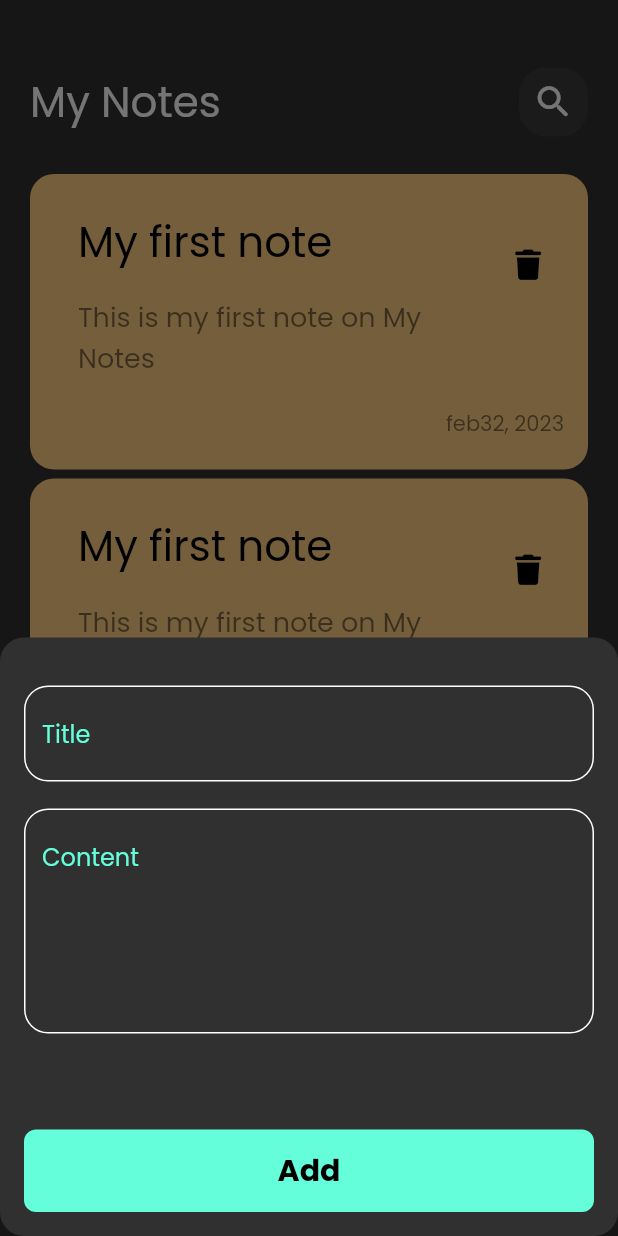
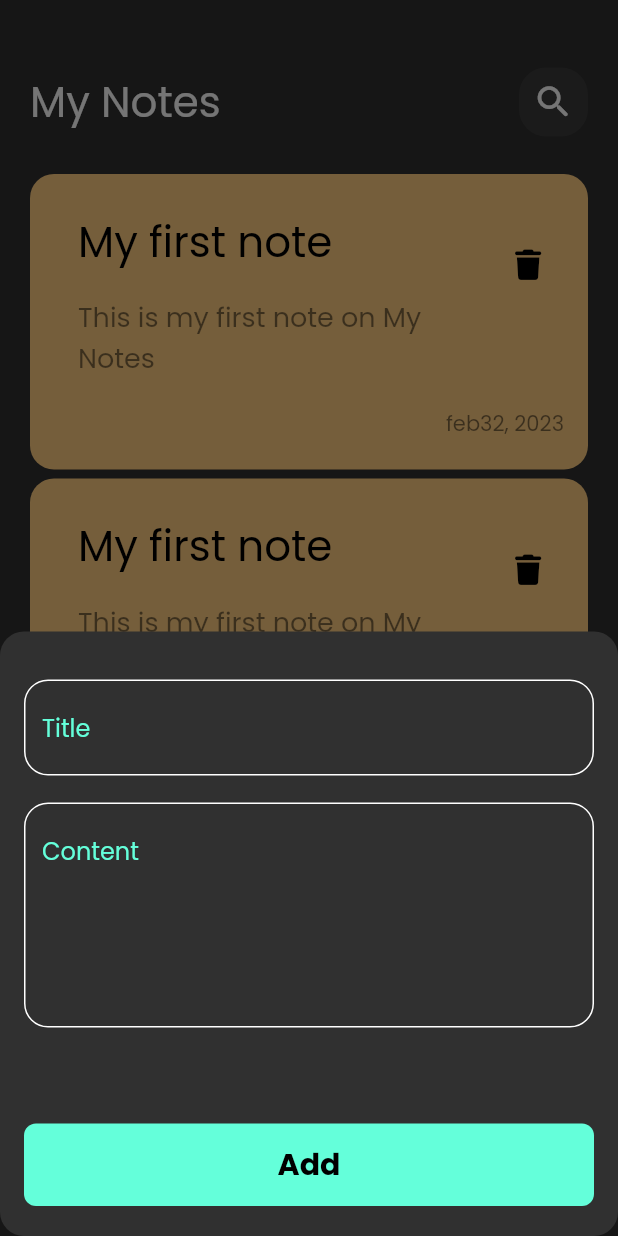
Before and after one commit to islam-diab/MyNotes, a Flutter app: the screen it shows after launch, after a tap on the "add" icon, on a phone screen of 412 x 824 dp. Run offline on Flutter 3.47's test engine with Material 2 defaults, Android fonts, the phone set to English and light mode, and no system bars; our stand-ins replace bloc, font_awesome_flutter, hive, hive_flutter; accounts and stored records are empty.

```diff
--- a/lib/constant.dart
+++ b/lib/constant.dart
@@ -2,3 +2,9 @@ import 'package:flutter/material.dart';
 
 const kPrimaryColor = Colors.tealAccent;
 const kNotesBox = 'notes_box';
+
+extension EmptyPadding on num {
+  SizedBox get ph => SizedBox(height: toDouble());
+
+  SizedBox get pw => SizedBox(width: toDouble());
+}
--- a/lib/main.dart
+++ b/lib/main.dart
@@ -1,12 +1,14 @@
 import 'package:flutter/material.dart';
 import 'package:hive_flutter/adapters.dart';
 import 'package:my_notes/constant.dart';
+import 'package:my_notes/models/note_model.dart';
 import 'package:my_notes/view/notes_view.dart';
 
 void main() async {
   /////***** hive 2  *//////
   await Hive.initFlutter();
   await Hive.openBox(kNotesBox);
+  Hive.registerAdapter(NoteModelAdapter());
   runApp(const MyNotes());
 }
 
--- a/lib/view/notes_view.dart
+++ b/lib/view/notes_view.dart
@@ -1,6 +1,6 @@
 import 'package:flutter/material.dart';
 import 'package:my_notes/view/widget/custom_app_bar.dart';
-import 'package:my_notes/view/widget/custom_buttom_sheet.dart';
+import 'package:my_notes/view/widget/custom_bottom_sheet.dart';
 import 'package:my_notes/view/widget/notes_list_view.dart';
 
 class NotesView extends StatelessWidget {
--- a/lib/view/widget/custom_buttom_sheet.dart
+++ b/lib/view/widget/custom_bottom_sheet.dart
@@ -1,5 +1,6 @@
 import 'package:flutter/material.dart';
-import 'package:my_notes/view/widget/custom_buttom.dart';
+import 'package:my_notes/constant.dart';
+import 'package:my_notes/view/widget/custom_bottom.dart';
 import 'package:my_notes/view/widget/custom_text_field.dart';
 
 class CustomBottomSheet extends StatelessWidget {
@@ -26,9 +27,11 @@ class AddNoteForm extends StatefulWidget {
 }
 
 class _AddNoteFormState extends State<AddNoteForm> {
+  /*+*/
   final GlobalKey<FormState> formKey = GlobalKey();
   AutovalidateMode autoValidateMode = AutovalidateMode.disabled;
   String? title, subTitle;
+  /*-*/
   @override
   Widget build(BuildContext context) {
     return Form(
@@ -42,9 +45,7 @@ class _AddNoteFormState extends State<AddNoteForm> {
             },
             hitText: 'Title',
           ),
-          const SizedBox(
-            height: 18,
-          ),
+          18.ph,
           CustomTextField(
             onSaved: (value) {
               subTitle = value;
@@ -52,9 +53,7 @@ class _AddNoteFormState extends State<AddNoteForm> {
             hitText: 'Content',
             maxLine: 5,
           ),
-          const SizedBox(
-            height: 64,
-          ),
+          64.ph,
           CustomButton(
             onTap: () {
               if (formKey.currentState!.validate()) {
@@ -65,9 +64,7 @@ class _AddNoteFormState extends State<AddNoteForm> {
               }
             },
           ),
-          const SizedBox(
-            height: 16,
-          ),
+          20.ph,
         ],
       ),
     );
--- a/lib/view/widget/custom_icon.dart
+++ b/lib/view/widget/custom_icon.dart
@@ -16,7 +16,6 @@ class CustomIcon extends StatelessWidget {
         child: Icon(
           icon,
           size: 28,
-      ),
-    );
+        ));
   }
 }
```
Also changed, not shown: lib/cubit/add_note_cubit/add_note_cubit.dart (+15 -0 lines), assets/fonts/Poppins-Regular.ttf (added), lib/view/widget/custom_bottom.dart (renamed from lib/view/widget/custom_buttom.dart). Lines whose indentation alone changed are shown as unchanged.
